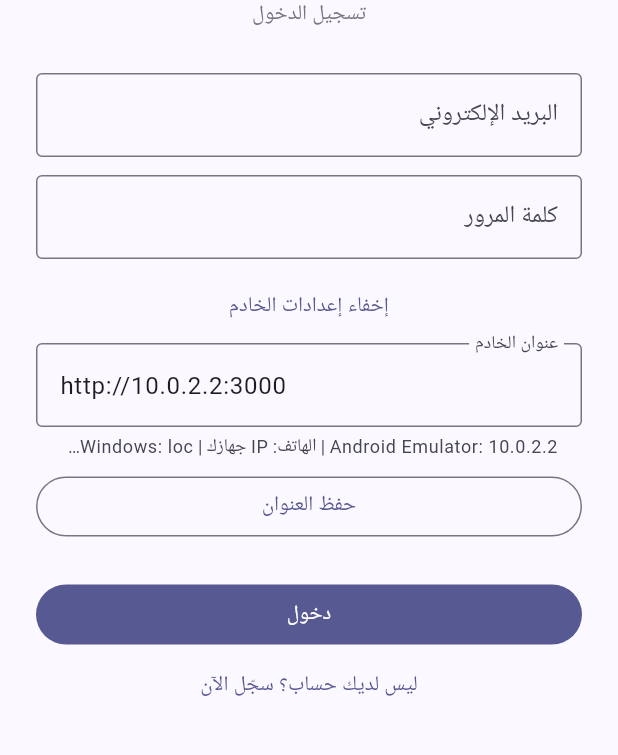
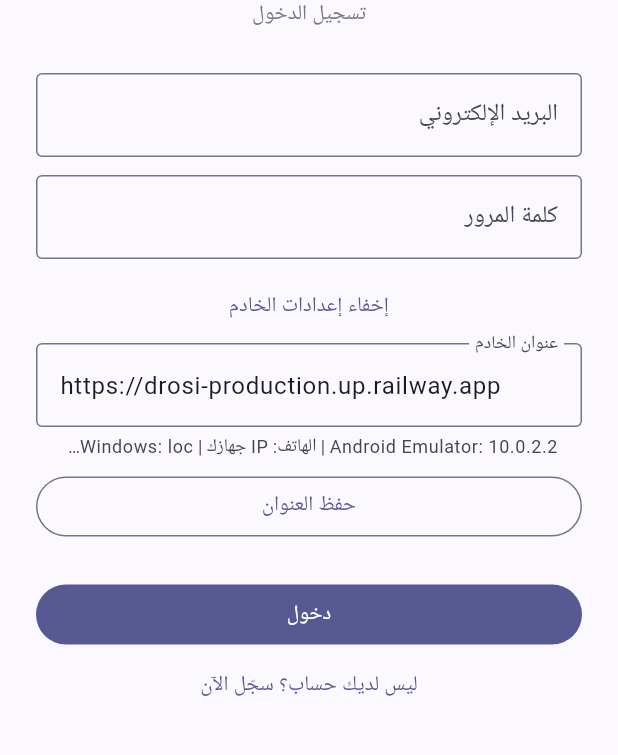
Before and after one commit to yunuscetinxx-del/drosi, a Flutter app: the screen it shows after launch, after a tap on "إعدادات الخادم (API)", on a phone screen of 412 x 824 dp, the part 335-1090 px from its top. Run offline on Flutter 3.47's test engine with Material 3 defaults, Android fonts, the phone set to English and light mode, and no system bars; our stand-ins replace connectivity_plus, dio, flutter_image_compress, image_picker, shared_preferences; accounts and stored records are empty; Roboto replaces fonts that are missing (Segoe UI).

Commit message:
config: set Railway production URL as default server
Co-authored-by: Cursor <cursoragent@cursor.com>

```diff
--- a/mobile/lib/config/api_config.dart
+++ b/mobile/lib/config/api_config.dart
@@ -8,9 +8,7 @@ class ApiConfig {
   static const _keyBaseUrl = 'api_base_url';
 
   static String get defaultBaseUrl {
-    if (kIsWeb) return 'http://localhost:3000';
-    if (!kIsWeb && Platform.isAndroid) return 'http://10.0.2.2:3000';
-    return 'http://localhost:3000';
+    return 'https://drosi-production.up.railway.app';
   }
 
   static String _baseUrl = defaultBaseUrl;
```
